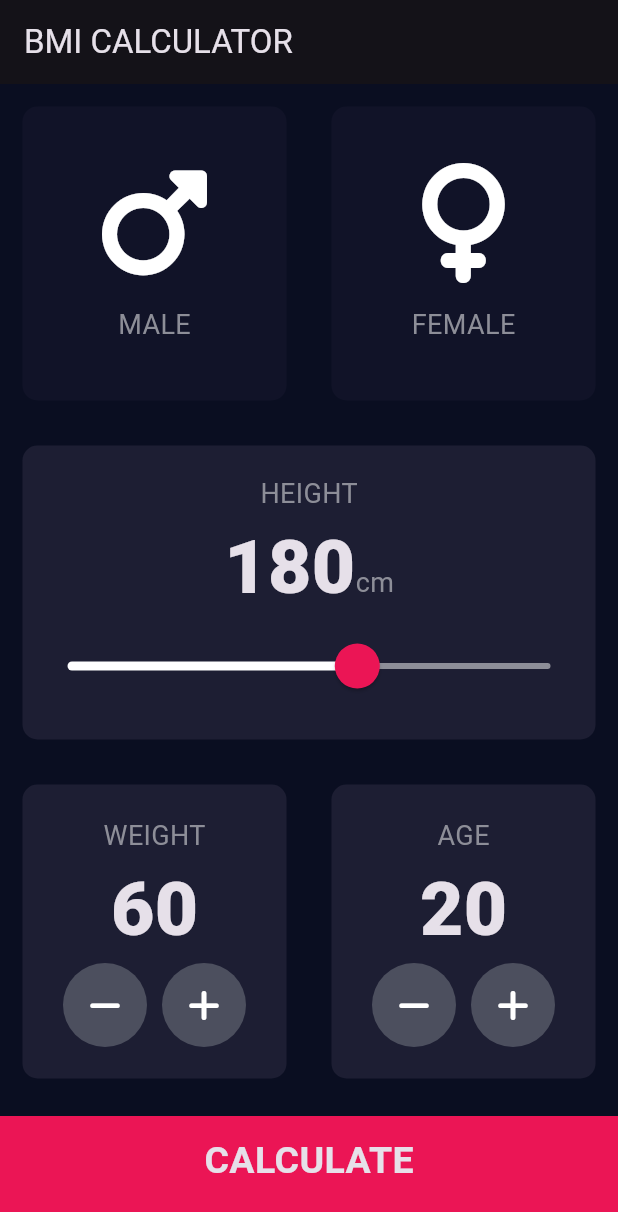
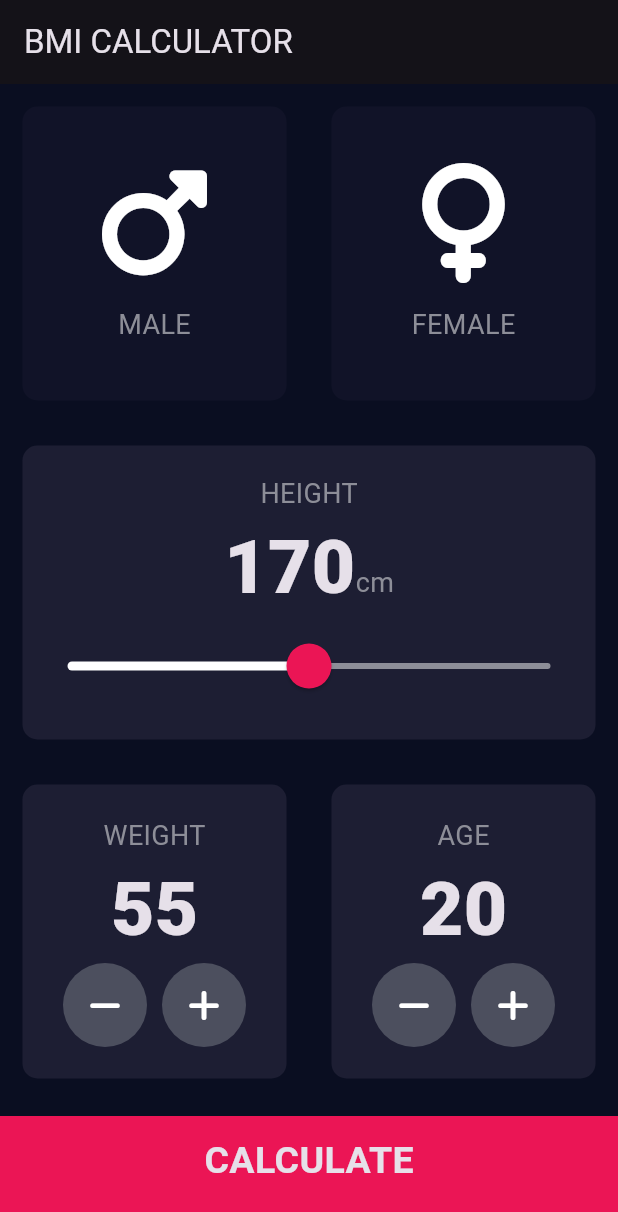
Before and after one commit to Eshetugirma/Simple-Flutter-App, a Flutter app: the screen it shows after launch, on a phone screen of 412 x 824 dp. Shown: the top 1212 px of the screen. Run offline on Flutter 3.47's test engine with Material 3 defaults, Android fonts, the phone set to English and light mode, and no system bars; our stand-ins replace font_awesome_flutter.

Commit message:
Finished Organizing the code's architecture

```diff
--- a/lib/main.dart
+++ b/lib/main.dart
@@ -1,4 +1,4 @@
-import 'package:bmi/input_page.dart';
+import 'package:bmi/pages/input_page.dart';
 import 'package:flutter/material.dart';
 
 void main() {
--- a/lib/input_page.dart
+++ b/lib/pages/input_page.dart
@@ -1,11 +1,11 @@
 import 'package:flutter/material.dart';
 import 'package:font_awesome_flutter/font_awesome_flutter.dart';
-import 'package:bmi/icon_content.dart';
-import 'package:bmi/reusable_card.dart';
+import 'package:bmi/widgets/icon_content.dart';
+import 'package:bmi/widgets/reusable_card.dart';
 import 'package:bmi/constants.dart';
-import 'package:bmi/results_page.dart';
-import 'package:bmi/bottom_button.dart';
-import 'package:bmi/round_icon_button.dart';
+import 'package:bmi/pages/results_page.dart';
+import 'package:bmi/widgets/bottom_button.dart';
+import 'package:bmi/widgets/round_icon_button.dart';
 import 'package:bmi/calculator_brain.dart';
 
 enum Gender {
@@ -20,8 +20,8 @@ class InputPage extends StatefulWidget {
 
 class _InputPageState extends State<InputPage> {
   Gender? selectedGender;
-  int height = 180;
-  int weight = 60;
+  int height = 170;
+  int weight = 55;
   int age = 20;
 
   @override
--- a/lib/results_page.dart
+++ b/lib/pages/results_page.dart
@@ -1,7 +1,7 @@
 import 'package:flutter/material.dart';
 import 'package:bmi/constants.dart';
-import 'package:bmi/reusable_card.dart';
-import 'package:bmi/bottom_button.dart';
+import 'package:bmi/widgets/reusable_card.dart';
+import 'package:bmi/widgets/bottom_button.dart';
 
 class ResultsPage extends StatelessWidget {
   ResultsPage(
```
Also changed, not shown: lib/widgets/bottom_button.dart (renamed from lib/bottom_button.dart), lib/widgets/icon_content.dart (renamed from lib/icon_content.dart), lib/widgets/reusable_card.dart (renamed from lib/reusable_card.dart), lib/widgets/round_icon_button.dart (renamed from lib/round_icon_button.dart).
